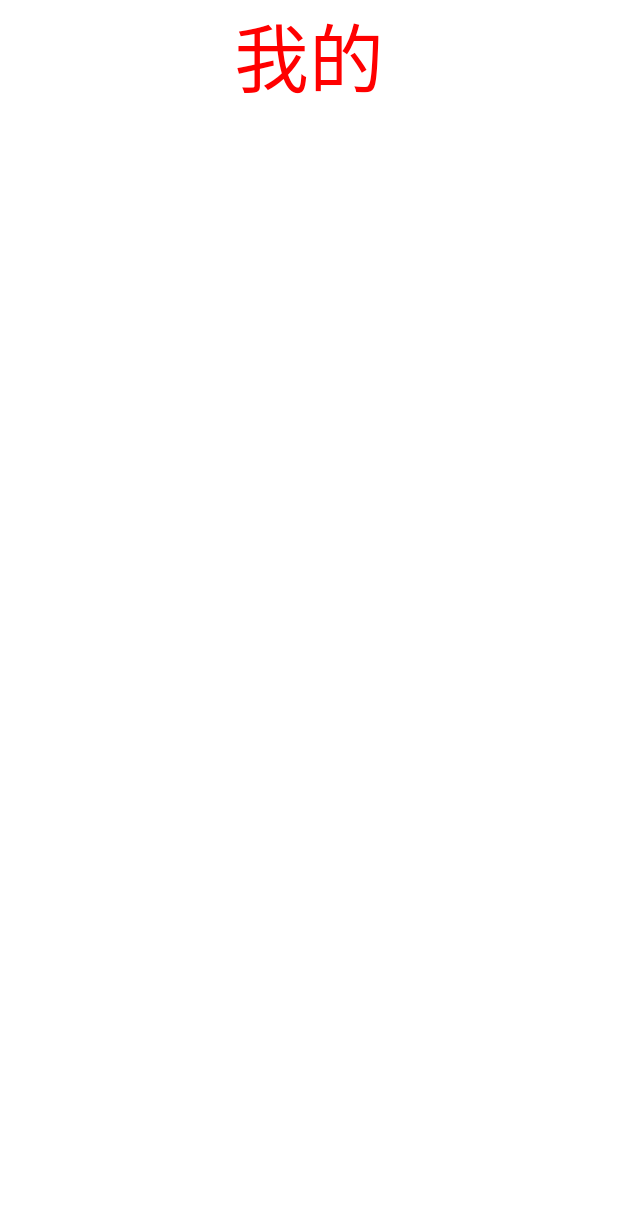
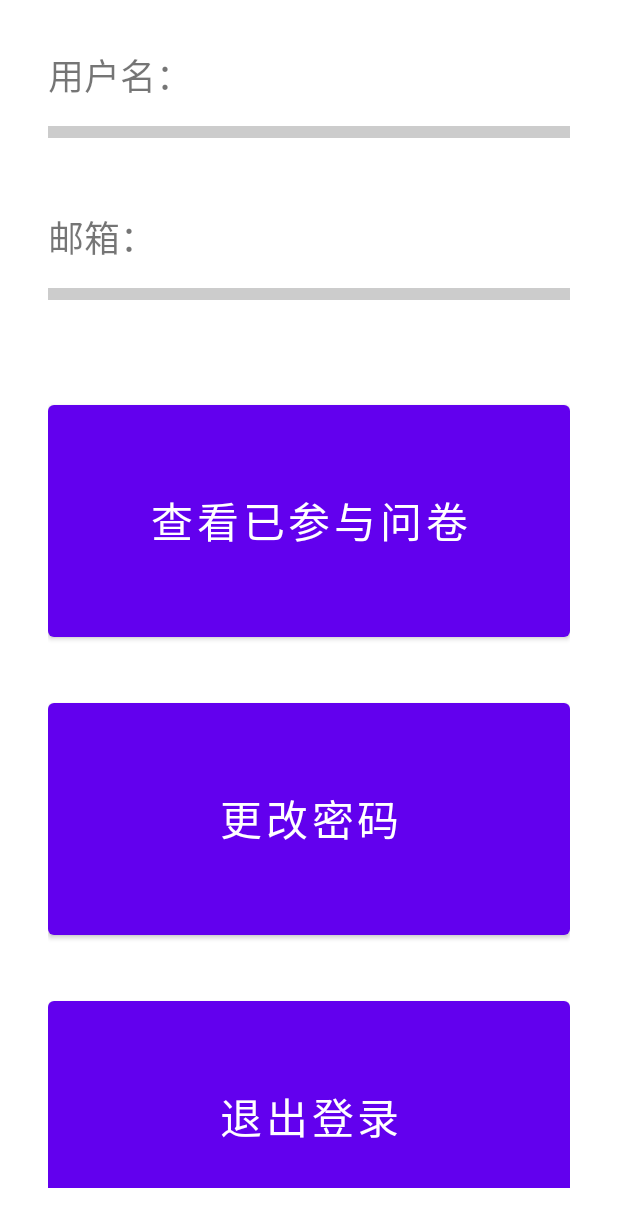
Before and after one commit to GladerJ/Qroc, an Android app: the layout mine.xml on its own in the app's theme, with its tools: preview values and no code run, on a phone screen of 412 x 824 dp. Shown: the top 1227 px of the screen. Run offline under Robolectric (Android 15) with nearby library versions, the phone set to English and light mode, and no system bars; Roboto replaces fonts that are not available here.

Commit message:
"我的"界面创建布局

```diff
--- a/app/src/main/res/layout/mine.xml
+++ b/app/src/main/res/layout/mine.xml
@@ -2,23 +2,64 @@
 <androidx.constraintlayout.widget.ConstraintLayout xmlns:android="http://schemas.android.com/apk/res/android"
                                                    android:layout_width="match_parent"
                                                    android:layout_height="match_parent">
+
     <LinearLayout
             xmlns:android="http://schemas.android.com/apk/res/android"
             android:layout_width="match_parent"
-            android:layout_height="match_parent"
-            android:orientation="vertical">
+            android:layout_height="wrap_content"
+            android:orientation="vertical"
+            android:padding="32dp">
 
-        <!--        <ImageView-->
-        <!--                android:layout_width="match_parent"-->
-        <!--                android:layout_height="500dp"-->
-        <!--                android:src="@drawable/tx4"/>-->
         <TextView
-                android:layout_width="wrap_content"
+                android:layout_width="match_parent"
                 android:layout_height="wrap_content"
-                android:text="我的"
-                android:textSize="50sp"
-                android:textColor="#ff0000"
-                android:layout_gravity="center" />
+                android:text="用户名："
+                android:textSize="24sp"
+                android:layout_marginBottom="16dp"/>
+        <LinearLayout
+                android:layout_width="match_parent"
+                android:layout_height="8dp"
+                android:background="#CCCCCC"
+                android:layout_marginBottom="48dp"
+                android:orientation="horizontal"/>
+
+        <TextView
+                android:layout_width="match_parent"
+                android:layout_height="wrap_content"
+                android:text="邮箱："
+                android:textSize="24sp"
+                android:layout_marginBottom="16dp"/>
+
+        <LinearLayout
+                android:layout_width="match_parent"
+                android:layout_height="8dp"
+                android:background="#CCCCCC"
+                android:layout_marginBottom="64dp"
+                android:orientation="horizontal"/>
+
+        <Button
+                android:layout_width="match_parent"
+                android:layout_height="250px"
+                android:text="查看已参与问卷"
+                android:textSize="28sp"
+                android:layout_marginBottom="32dp"
+                android:gravity="center"/>
+
+        <Button
+                android:layout_width="match_parent"
+                android:layout_height="250px"
+                android:text="更改密码"
+                android:textSize="28sp"
+                android:layout_marginBottom="32dp"
+                android:gravity="center"/>
+
+        <Button
+                android:layout_width="match_parent"
+                android:layout_height="250px"
+                android:text="退出登录"
+                android:textSize="28sp"
+                android:layout_marginBottom="32dp"
+                android:gravity="center"/>
 
     </LinearLayout>
 </androidx.constraintlayout.widget.ConstraintLayout>
```
Also changed, not shown: app/src/main/res/layout/main_page.xml (+20 -15 lines).
